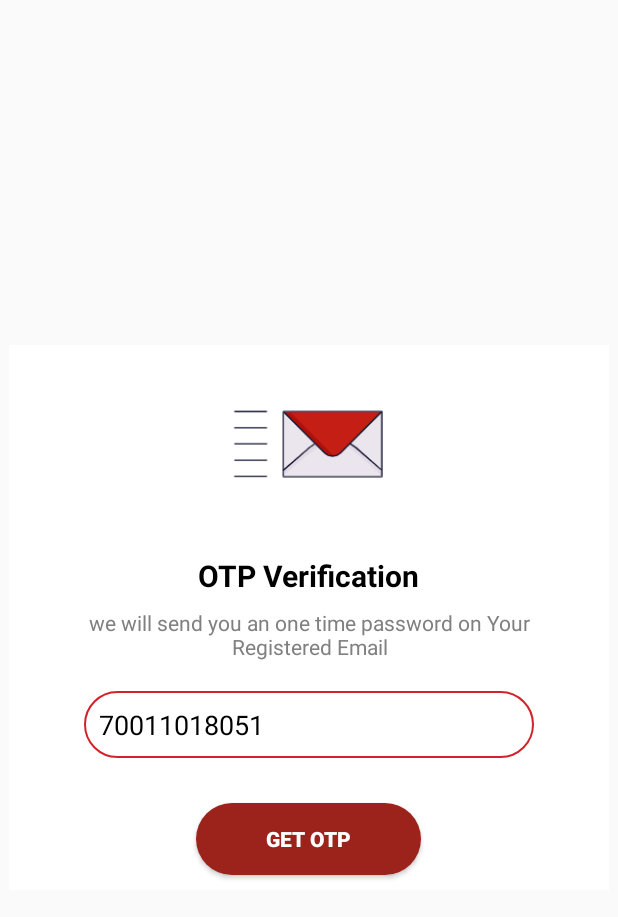
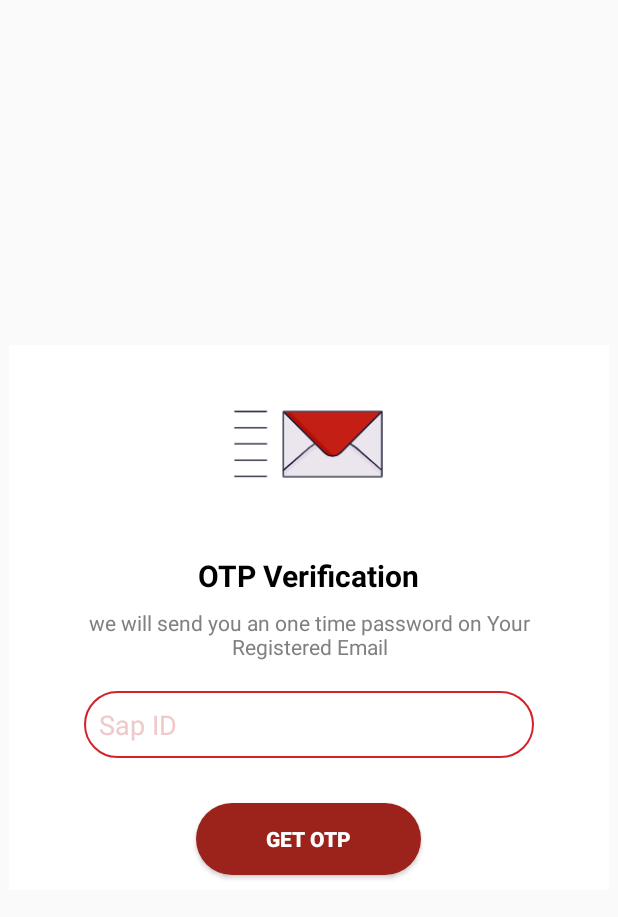
Before and after one commit to manishyadav-nmims/NMIMS_infra, an Android app: the layout forgot_password_dialog.xml on its own in the app's theme, with its tools: preview values and no code run, on a phone screen of 412 x 824 dp. Shown: the top 917 px of the screen. Run offline under Robolectric (Android 15) with nearby library versions, the light colour scheme and no system bars.

Commit message:
Forgot Password 25-01-2023

```diff
--- a/app/src/main/res/layout/forgot_password_dialog.xml
+++ b/app/src/main/res/layout/forgot_password_dialog.xml
@@ -49,7 +49,6 @@
             android:background="@drawable/shape_email"
             android:drawablePadding="10dp"
             android:hint="Sap ID"
-            android:text="70011018051"
             android:textColorHint="#EFCACA"
             android:importantForAutofill="no" />
 
```
